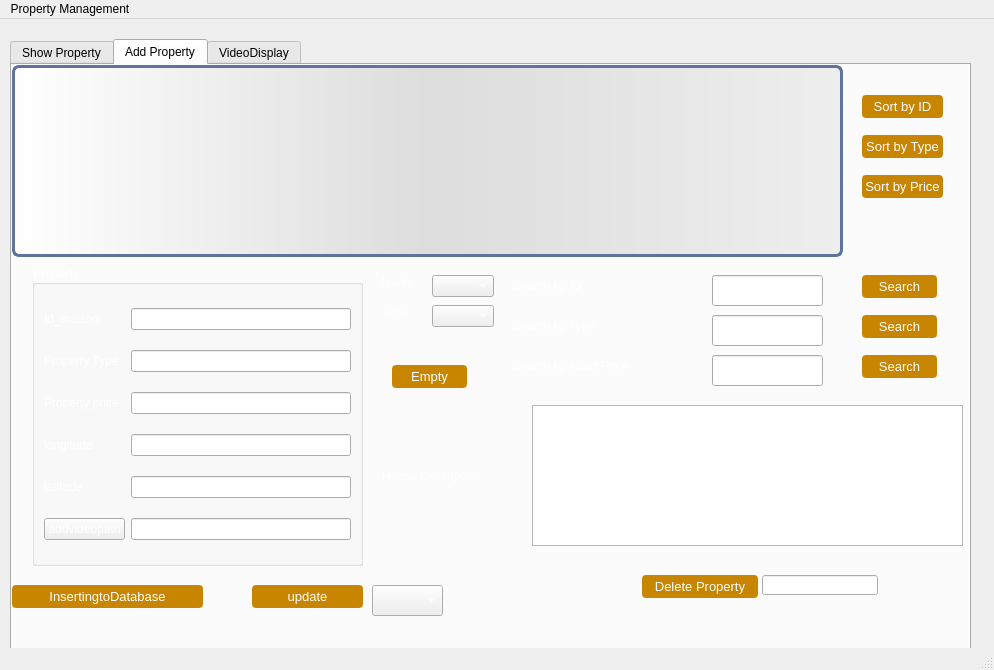
Before: the Qt Designer form mainwindow.ui in Armi64bit/Smart_Real_Estate_Agency_2A8, drawn with Qt 5.
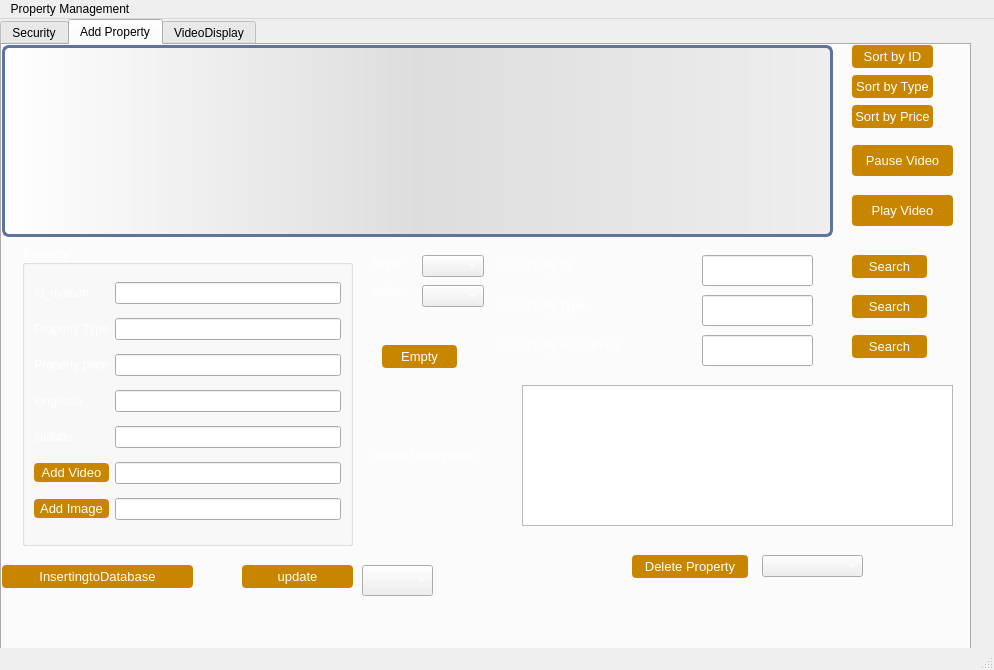
After: the same form once the commit is applied. The open tabs and pages were chosen to show the change. Icons and pictures are not drawn.

Diff of the .ui file:
```diff
--- a/mainwindow.ui
+++ b/mainwindow.ui
@@ -17,9 +17,9 @@
    <widget class="QTabWidget" name="tabWidget_2">
     <property name="geometry">
      <rect>
-      <x>10</x>
-      <y>20</y>
-      <width>961</width>
+      <x>0</x>
+      <y>0</y>
+      <width>971</width>
       <height>631</height>
      </rect>
     </property>
@@ -28,7 +28,7 @@
     </property>
     <widget class="QWidget" name="tab_3">
      <attribute name="title">
-      <string>Show Property</string>
+      <string>Security</string>
      </attribute>
      <widget class="QFrame" name="frame">
       <property name="geometry">
@@ -302,14 +302,54 @@
        </item>
        <item row="5" column="0">
         <widget class="QPushButton" name="pushButton_22">
+         <property name="styleSheet">
+          <string notr="true">QPushButton
+{background-color: rgb(200,133,0);
+color : white;
+font: 10pt Arial;
+            border-radius: 4px;
+            text-shadow: 0 1px 1px rgba(0, 0, 0, 0.2);
+border: 2px solid rgb(200,133,0);
+}
+
+QPushButton:hover {
+border: 2px solid rgb(200,146,0);
+background-color : rgb(200,149,47);
+}</string>
+         </property>
          <property name="text">
-          <string>addvideopath</string>
+          <string>Add Video</string>
          </property>
         </widget>
        </item>
        <item row="5" column="1">
         <widget class="QLineEdit" name="lineEdit"/>
        </item>
+       <item row="6" column="0">
+        <widget class="QPushButton" name="pushButton_14">
+         <property name="styleSheet">
+          <string notr="true">QPushButton
+{background-color: rgb(200,133,0);
+color : white;
+font: 10pt Arial;
+            border-radius: 4px;
+            text-shadow: 0 1px 1px rgba(0, 0, 0, 0.2);
+border: 2px solid rgb(200,133,0);
+}
+
+QPushButton:hover {
+border: 2px solid rgb(200,146,0);
+background-color : rgb(200,149,47);
+}</string>
+         </property>
+         <property name="text">
+          <string>Add Image</string>
+         </property>
+        </widget>
+       </item>
+       <item row="6" column="1">
+        <widget class="QLineEdit" name="lineEdit_2"/>
+       </item>
       </layout>
      </widget>
      <widget class="QPushButton" name="pushButton_database_insert">
@@ -354,59 +394,11 @@
 QTableView::item:focus{selection-background-color: yellow;}
 
 
- QScrollBar{
-         background: QLinearGradient( x1: 0, y1: 0, x2: 1, y2: 0,stop: 0 #fff, stop: 1 #eee,stop: 0.5 #ddd,stop: 1 #eee );
- }
+ 
 
- QScrollBar:vertical {
-     border: 3px solid #5E749C;
-     padding: 4px;
-     border-radius: 7px;
-     border-bottom-left-radius: 7px;
-     background: QLinearGradient( x1: 0, y1: 0, x2: 1, y2: 0,stop: 0 #fff, stop: 1 #eee,stop: 0.5 #ddd,stop: 1 #eee );
-     width: 45px;
-     margin: 48px 0 48px 0;
- }
+ 
 
- QScrollBar::handle:vertical {
-     background: dark blue;
-     border: 3px solid #5E749C;
-     padding: 0px;
-     border-radius: 7px;
-     border-bottom-left-radius: 7px;
-     min-height: 40px;
- }
- QScrollBar::add-line:vertical {
-     background: dark blue;
-     border: 3px solid #5E749C;
-     padding: 0px;
-     border-radius: 7px;
-     border-bottom-left-radius: 7px;
-     height: 40px;
-     subcontrol-position: bottom;
-     subcontrol-origin: margin;
- }
-
- QScrollBar::sub-line:vertical {
-     background: dark blue;
-     border: 3px solid #5E749C;
-     padding: 0px;
-     border-radius: 7px;
-     border-bottom-left-radius: 7px;
-     height: 40px;
-     subcontrol-position: top;
-     subcontrol-origin: margin;
- }
- QScrollBar::up-arrow:vertical, QScrollBar::down-arrow:vertical {
-     border: 2px solid grey;
-     width: 3px;
-     height: 3px;
-     background: white;
- }
-
- QScrollBar::add-page:vertical, QScrollBar::sub-page:vertical {
-     background: none;
- }</string>
+</string>
       </property>
      </widget>
      <widget class="QPushButton" name="pushButton_6">
@@ -437,19 +429,6 @@
        <string>Delete Property</string>
       </property>
      </widget>
-     <widget class="QLineEdit" name="lineEdit_delete_prop">
-      <property name="geometry">
-       <rect>
-        <x>750</x>
-        <y>510</y>
-        <width>116</width>
-        <height>20</height>
-       </rect>
-      </property>
-      <property name="styleSheet">
-       <string notr="true">color : rgb(255, 255, 255) ;</string>
-      </property>
-     </widget>
      <widget class="QComboBox" name="comboBox">
       <property name="geometry">
        <rect>
@@ -715,7 +694,7 @@
       <property name="geometry">
        <rect>
         <x>850</x>
-        <y>30</y>
+        <y>0</y>
         <width>81</width>
         <height>23</height>
        </rect>
@@ -743,7 +722,7 @@
       <property name="geometry">
        <rect>
         <x>850</x>
-        <y>70</y>
+        <y>30</y>
         <width>81</width>
         <height>23</height>
        </rect>
@@ -771,7 +750,7 @@
       <property name="geometry">
        <rect>
         <x>850</x>
-        <y>110</y>
+        <y>60</y>
         <width>81</width>
         <height>23</height>
        </rect>
@@ -804,6 +783,9 @@
         <height>141</height>
        </rect>
       </property>
+      <property name="styleSheet">
+       <string notr="true">color: rgb(255,255,255);</string>
+      </property>
      </widget>
      <widget class="QLabel" name="label_12">
       <property name="geometry">
@@ -849,6 +831,75 @@
        <string>Empty</string>
       </property>
      </widget>
+     <widget class="QPushButton" name="pushButton_15">
+      <property name="geometry">
+       <rect>
+        <x>850</x>
+        <y>100</y>
+        <width>101</width>
+        <height>31</height>
+       </rect>
+      </property>
+      <property name="styleSheet">
+       <string notr="true">QPushButton
+{background-color: rgb(200,133,0);
+color : white;
+font: 10pt Arial;
+            border-radius: 4px;
+            text-shadow: 0 1px 1px rgba(0, 0, 0, 0.2);
+border: 2px solid rgb(200,133,0);
+}
+
+QPushButton:hover {
+border: 2px solid rgb(200,146,0);
+background-color : rgb(200,149,47);
+}</string>
+      </property>
+      <property name="text">
+       <string>Pause Video</string>
+      </property>
+     </widget>
+     <widget class="QPushButton" name="pushButton_23">
+      <property name="geometry">
+       <rect>
+        <x>850</x>
+        <y>150</y>
+        <width>101</width>
+        <height>31</height>
+       </rect>
+      </property>
+      <property name="styleSheet">
+       <string notr="true">QPushButton
+{background-color: rgb(200,133,0);
+color : white;
+font: 10pt Arial;
+            border-radius: 4px;
+            text-shadow: 0 1px 1px rgba(0, 0, 0, 0.2);
+border: 2px solid rgb(200,133,0);
+}
+
+QPushButton:hover {
+border: 2px solid rgb(200,146,0);
+background-color : rgb(200,149,47);
+}</string>
+      </property>
+      <property name="text">
+       <string>Play Video</string>
+      </property>
+     </widget>
+     <widget class="QComboBox" name="comboBox_4">
+      <property name="geometry">
+       <rect>
+        <x>760</x>
+        <y>510</y>
+        <width>101</width>
+        <height>22</height>
+       </rect>
+      </property>
+      <property name="styleSheet">
+       <string notr="true">color : rgb(255,255,255);</string>
+      </property>
+     </widget>
     </widget>
     <widget class="QWidget" name="tab">
      <attribute name="title">
```
Left out of the diff: 142 changed lines with no effect on the pictures.
